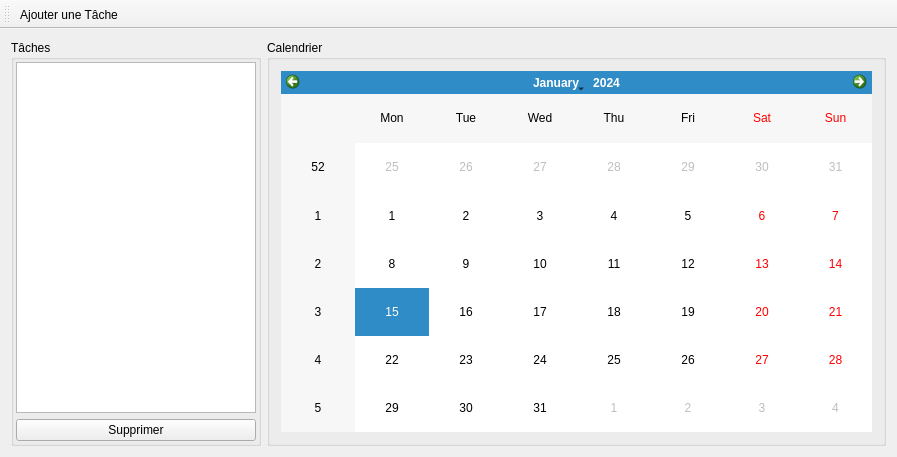
Old version of the form gestionnairedetaches.ui in the repository TuralAri/Gestionnaire-de-Taches.
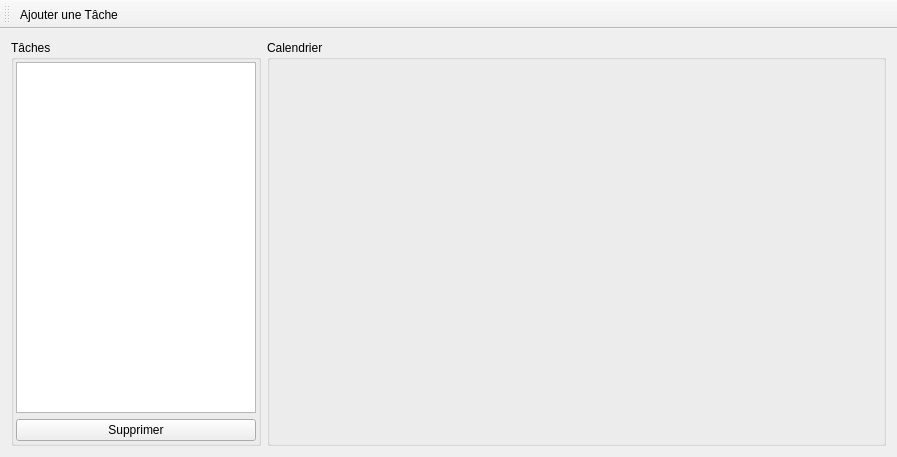
New version of the form.

What changed in the file:
```diff
--- a/gestionnairedetaches.ui
+++ b/gestionnairedetaches.ui
@@ -75,11 +75,7 @@
        </property>
        <item>
         <widget class="QWidget" name="widget" native="true">
-         <layout class="QVBoxLayout" name="verticalLayout_2">
-          <item>
-           <widget class="QCalendarWidget" name="calendarWidget"/>
-          </item>
-         </layout>
+         <layout class="QVBoxLayout" name="verticalLayout_2"/>
         </widget>
        </item>
       </layout>
```
